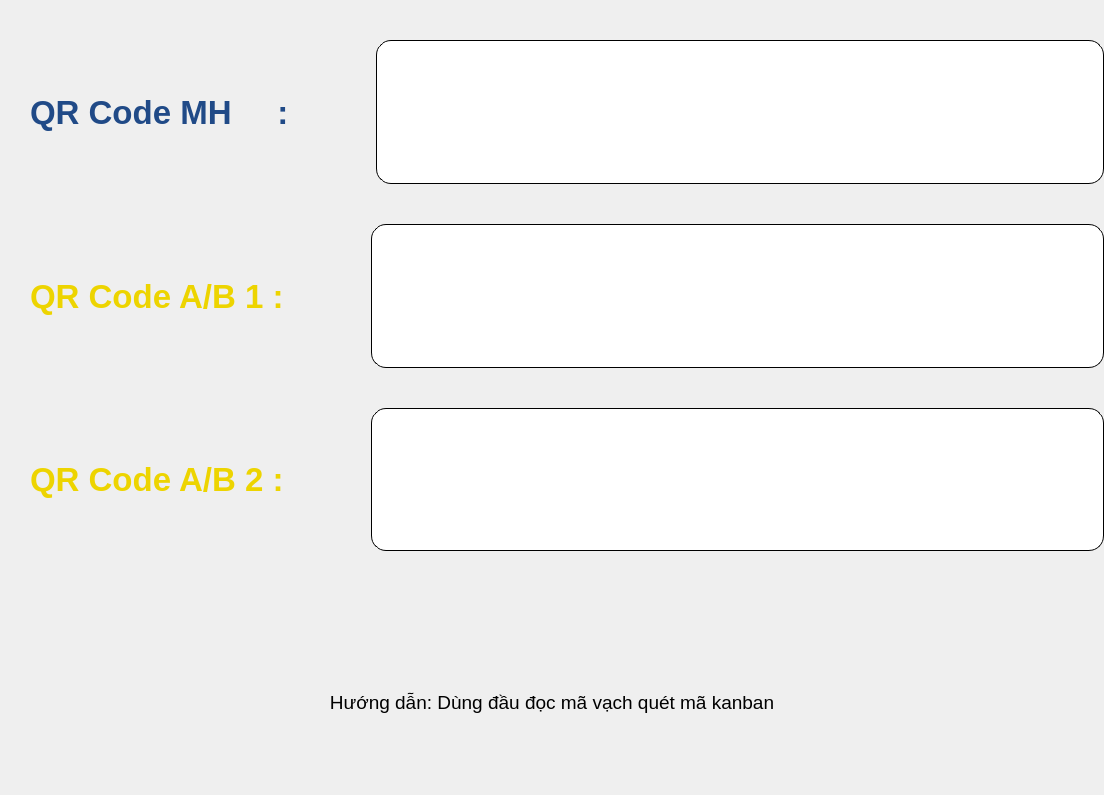
Above: wScanKanbanCode.ui from NguyenTrongThinh/qakensagaikan before the change. Below: the same form after it.
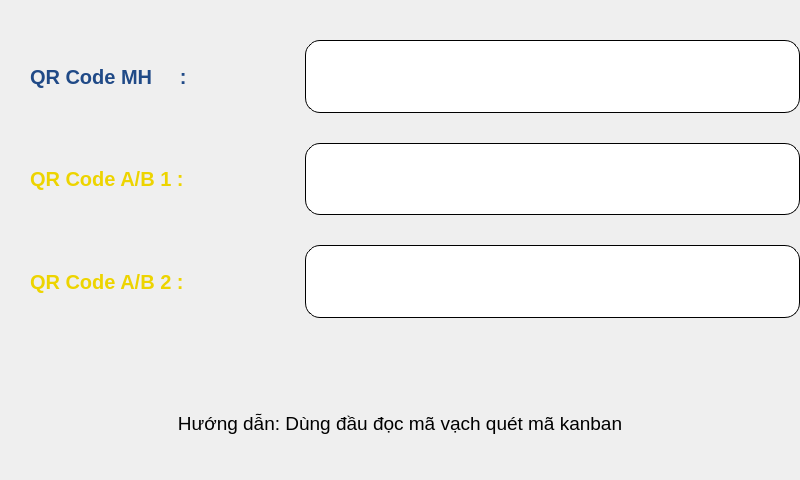
That is the form after the change. Icons and pictures are not drawn.

What changed in the file:
```diff
--- a/wScanKanbanCode.ui
+++ b/wScanKanbanCode.ui
@@ -6,8 +6,8 @@
    <rect>
     <x>0</x>
     <y>0</y>
-    <width>1104</width>
-    <height>795</height>
+    <width>800</width>
+    <height>480</height>
    </rect>
   </property>
   <property name="windowTitle">
@@ -32,7 +32,7 @@
    <item row="0" column="0">
     <layout class="QVBoxLayout" name="verticalLayout">
      <property name="spacing">
-      <number>40</number>
+      <number>30</number>
      </property>
      <property name="bottomMargin">
       <number>20</number>
@@ -66,9 +66,21 @@
            <verstretch>0</verstretch>
           </sizepolicy>
          </property>
+         <property name="minimumSize">
+          <size>
+           <width>155</width>
+           <height>0</height>
+          </size>
+         </property>
+         <property name="maximumSize">
+          <size>
+           <width>155</width>
+           <height>16777215</height>
+          </size>
+         </property>
          <property name="font">
           <font>
-           <pointsize>25</pointsize>
+           <pointsize>15</pointsize>
            <weight>75</weight>
            <bold>true</bold>
           </font>
@@ -90,11 +102,17 @@
        <item>
         <widget class="QLabel" name="label_2">
          <property name="sizePolicy">
-          <sizepolicy hsizetype="Fixed" vsizetype="Preferred">
+          <sizepolicy hsizetype="Fixed" vsizetype="Fixed">
            <horstretch>0</horstretch>
            <verstretch>0</verstretch>
           </sizepolicy>
          </property>
+         <property name="maximumSize">
+          <size>
+           <width>60</width>
+           <height>60</height>
+          </size>
+         </property>
          <property name="text">
           <string/>
          </property>
@@ -105,9 +123,15 @@
        </item>
        <item>
         <widget class="QLabel" name="lbCodeMH">
+         <property name="sizePolicy">
+          <sizepolicy hsizetype="Preferred" vsizetype="Preferred">
+           <horstretch>0</horstretch>
+           <verstretch>0</verstretch>
+          </sizepolicy>
+         </property>
          <property name="font">
           <font>
-           <pointsize>25</pointsize>
+           <pointsize>20</pointsize>
            <weight>75</weight>
            <bold>true</bold>
           </font>
@@ -143,9 +167,21 @@
            <verstretch>0</verstretch>
           </sizepolicy>
          </property>
+         <property name="minimumSize">
+          <size>
+           <width>155</width>
+           <height>0</height>
+          </size>
+         </property>
+         <property name="maximumSize">
+          <size>
+           <width>155</width>
+           <height>16777215</height>
+          </size>
+         </property>
          <property name="font">
           <font>
-           <pointsize>25</pointsize>
+           <pointsize>15</pointsize>
            <weight>75</weight>
            <bold>true</bold>
           </font>
@@ -164,11 +200,17 @@
        <item>
         <widget class="QLabel" name="label_4">
          <property name="sizePolicy">
-          <sizepolicy hsizetype="Fixed" vsizetype="Preferred">
+          <sizepolicy hsizetype="Fixed" vsizetype="Fixed">
            <horstretch>0</horstretch>
            <verstretch>0</verstretch>
           </sizepolicy>
          </property>
+         <property name="maximumSize">
+          <size>
+           <width>60</width>
+           <height>60</height>
+          </size>
+         </property>
          <property name="text">
           <string/>
          </property>
@@ -179,9 +221,15 @@
        </item>
        <item>
         <widget class="QLabel" name="lbCodeAB1">
+         <property name="sizePolicy">
+          <sizepolicy hsizetype="Preferred" vsizetype="Preferred">
+           <horstretch>0</horstretch>
+           <verstretch>0</verstretch>
+          </sizepolicy>
+         </property>
          <property name="font">
           <font>
-           <pointsize>25</pointsize>
+           <pointsize>20</pointsize>
            <weight>75</weight>
            <bold>true</bold>
           </font>
@@ -216,9 +264,21 @@
            <verstretch>0</verstretch>
           </sizepolicy>
          </property>
+         <property name="minimumSize">
+          <size>
+           <width>155</width>
+           <height>0</height>
+          </size>
+         </property>
+         <property name="maximumSize">
+          <size>
+           <width>155</width>
+           <height>16777215</height>
+          </size>
+         </property>
          <property name="font">
           <font>
-           <pointsize>25</pointsize>
+           <pointsize>15</pointsize>
            <weight>75</weight>
            <bold>true</bold>
           </font>
@@ -234,11 +294,17 @@
        <item>
         <widget class="QLabel" name="label_6">
          <property name="sizePolicy">
-          <sizepolicy hsizetype="Fixed" vsizetype="Preferred">
+          <sizepolicy hsizetype="Fixed" vsizetype="Fixed">
            <horstretch>0</horstretch>
            <verstretch>0</verstretch>
           </sizepolicy>
          </property>
+         <property name="maximumSize">
+          <size>
+           <width>60</width>
+           <height>60</height>
+          </size>
+         </property>
          <property name="text">
           <string/>
          </property>
@@ -251,7 +317,7 @@
         <widget class="QLabel" name="lbCodeAB2">
          <property name="font">
           <font>
-           <pointsize>25</pointsize>
+           <pointsize>20</pointsize>
            <weight>75</weight>
            <bold>true</bold>
           </font>
```
Left out of the diff: 9 changed lines with no effect on the pictures.
